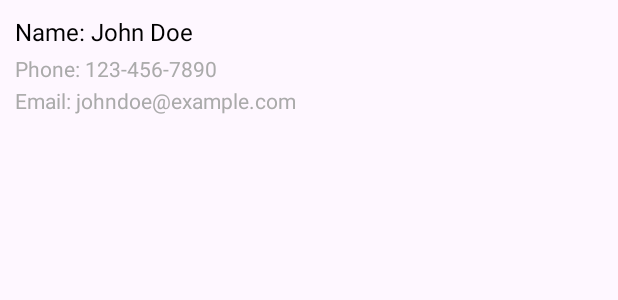
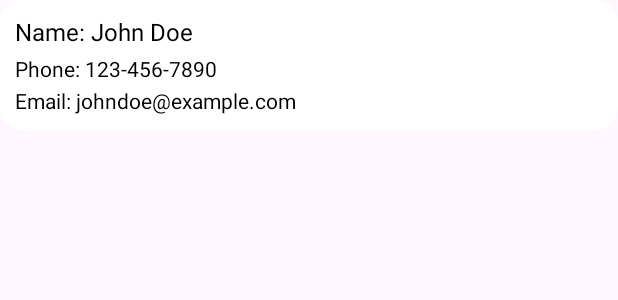
Before and after one commit to Omkar-109/Event_Manager_APP, an Android app: the layout activity_guest_list_item_adapter.xml on its own in the app's theme, with its tools: preview values and no code run, on a phone screen of 412 x 824 dp. Shown: the top 300 px of the screen. Run offline under Robolectric (Android 15) with nearby library versions, the light colour scheme and no system bars.

Commit message:
Made all inserts and ui improvements

```diff
--- a/app/src/main/java/com/examples/planit/BudgetActivity.java
+++ b/app/src/main/java/com/examples/planit/BudgetActivity.java
@@ -27,7 +27,7 @@ public class BudgetActivity extends AppCompatActivity {
         setContentView(R.layout.activity_budget);
         backToHome = findViewById(R.id.backToHome);
         bottomNavigationView = findViewById(R.id.bottom_navigation1);
-        eventListView = findViewById(R.id.budgeteventlist);
+        eventListView = findViewById(R.id.budgetEventList);
 
         eventListView.setOnItemClickListener(new AdapterView.OnItemClickListener() {
             @Override
--- /dev/null
+++ b/app/src/main/res/drawable/bottom_design.xml
@@ -0,0 +1,6 @@
+<?xml version="1.0" encoding="utf-8"?>
+<shape xmlns:android="http://schemas.android.com/apk/res/android">
+    <solid android:color="#5C00FF" />
+    <stroke android:width="15dp" android:color="#00FFFFFF"/>
+    <corners android:topLeftRadius="40dp" android:bottomRightRadius="40dp"/>
+</shape>
--- a/app/src/main/res/drawable/list_back.xml
+++ b/app/src/main/res/drawable/list_back.xml
@@ -1,5 +1,5 @@
 <?xml version="1.0" encoding="utf-8"?>
 <shape xmlns:android="http://schemas.android.com/apk/res/android">
-    <solid android:color="#D3BDFF" />
-    <corners android:radius="30dp" />
+    <solid android:color="#FFFFFF" />
+    <corners android:radius="15dp" />
 </shape>
--- a/app/src/main/res/layout/activity_guest_list_item_adapter.xml
+++ b/app/src/main/res/layout/activity_guest_list_item_adapter.xml
@@ -1,34 +1,36 @@
 <LinearLayout xmlns:android="http://schemas.android.com/apk/res/android"
+    xmlns:app="http://schemas.android.com/apk/res-auto"
     android:layout_width="match_parent"
     android:layout_height="wrap_content"
+    android:background="@drawable/list_back"
     android:orientation="vertical"
     android:padding="10dp"
-    android:background="?android:attr/selectableItemBackground">
+    app:layout_marginBaseline="5dp">
 
     <TextView
         android:id="@+id/item_guest_name"
         android:layout_width="wrap_content"
         android:layout_height="wrap_content"
+        android:paddingBottom="4dp"
         android:text="Name: John Doe"
-        android:textSize="16sp"
-        android:textColor="@android:color/black"
-        android:paddingBottom="4dp" />
+        android:textColor="@color/black"
+        android:textSize="16sp" />
 
     <TextView
         android:id="@+id/item_guest_phone"
         android:layout_width="wrap_content"
         android:layout_height="wrap_content"
+        android:paddingBottom="2dp"
         android:text="Phone: 123-456-7890"
-        android:textSize="14sp"
-        android:textColor="@android:color/darker_gray"
-        android:paddingBottom="2dp" />
+        android:textColor="@color/black"
+        android:textSize="14sp" />
 
     <TextView
         android:id="@+id/item_guest_email"
         android:layout_width="wrap_content"
         android:layout_height="wrap_content"
         android:text="Email: johndoe@example.com"
-        android:textSize="14sp"
-        android:textColor="@android:color/darker_gray" />
+        android:textColor="@color/black"
+        android:textSize="14sp" />
 
 </LinearLayout>
--- a/app/src/main/res/layout/activity_main.xml
+++ b/app/src/main/res/layout/activity_main.xml
@@ -166,6 +166,10 @@
         android:id="@+id/bottom_navigation"
         android:layout_width="match_parent"
         android:layout_height="wrap_content"
+        android:background="@color/bottom_orange"
+        app:itemBackground="@drawable/bottom_design"
+        app:itemIconTint="@color/white"
+        app:itemTextColor="#FFFFFF"
         app:layout_constraintBottom_toBottomOf="parent"
         app:layout_constraintEnd_toEndOf="parent"
         app:layout_constraintStart_toStartOf="parent"
--- a/app/src/main/res/layout/event_item.xml
+++ b/app/src/main/res/layout/event_item.xml
@@ -3,13 +3,14 @@
     xmlns:tools="http://schemas.android.com/tools"
     android:layout_width="match_parent"
     android:layout_height="wrap_content"
-    android:background="#FFFFFF"
+    android:background="@drawable/list_back"
     android:orientation="horizontal"
     tools:ignore="UselessParent">
 
     <LinearLayout
         android:layout_width="match_parent"
         android:layout_height="match_parent"
+        android:background="@drawable/list_back"
         android:gravity="center_vertical"
         android:orientation="vertical">
 
```
Also changed, not shown: app/src/main/res/layout/activity_budget.xml (+14 -9 lines), app/src/main/res/layout/activity_events.xml (+15 -2 lines), app/src/main/res/layout/activity_guests.xml (+9 -2 lines), app/src/main/res/layout/activity_vendor_list_item_adapter.xml (+10 -10 lines), app/src/main/res/layout/activity_vendors.xml (+13 -4 lines), app/src/main/res/layout/dialog_add_vendor.xml (+26 -20 lines).
